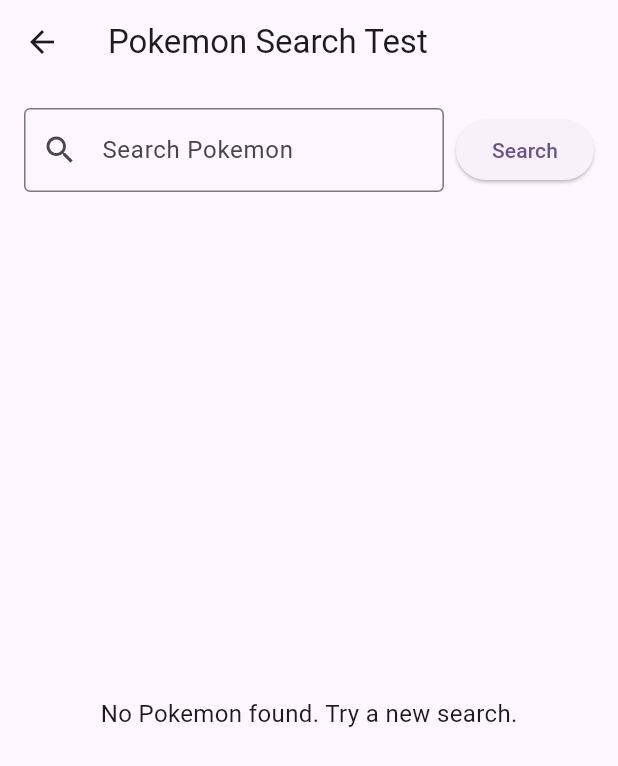
After one commit to ksupa/pokemon-team-builder, a Flutter app: the screen it shows after launch, after a tap on "Test Pokemon Search", on a phone screen of 412 x 824 dp. The commit adds this screen. Shown: the top 766 px of the screen. Run offline on Flutter 3.47's test engine with Material 3 defaults, Android fonts, the phone set to English and light mode, and no system bars; our stand-ins replace firebase_auth, firebase_core; accounts and stored records are empty; network calls fail.

Commit message:
adjusted api service, created test search screen, created widgets pokemon_card and results_area, added button on login screen to navigate to test screen

```diff
--- a/lib/screens/login_screen.dart
+++ b/lib/screens/login_screen.dart
@@ -2,6 +2,7 @@
 import 'package:firebase_auth/firebase_auth.dart';
 import 'package:pokemon_team_builder/screens/signup_screen.dart';
 import '../services/auth_service.dart';
+import 'test_search_screen.dart';
 
 class LoginScreen extends StatefulWidget {
   const LoginScreen({super.key});
@@ -129,6 +130,19 @@
                   onPressed: () => Navigator.push(context, MaterialPageRoute(builder: (context) => SignupScreen())),
                   child: const Text('Create an account'),
               ),
+
+              const SizedBox(height: 16),
+
+              // Test button (temporary)
+              TextButton(
+                onPressed: () {
+                  Navigator.push(
+                    context,
+                    MaterialPageRoute(builder: (context) => const TestSearchScreen()),
+                  );
+                },
+                child: const Text('Test Pokemon Search'),
+              ),
             ],
           )
         )
--- /dev/null
+++ b/lib/screens/test_search_screen.dart
@@ -0,0 +1,128 @@
+import 'package:flutter/material.dart';
+import 'package:pokemon_team_builder/services/api_service.dart';
+import '../models/pokemon.dart';
+import '../widgets/pokemon_card.dart';
+import '../widgets/results_area.dart';
+
+class TestSearchScreen extends StatefulWidget {
+  const TestSearchScreen({super.key});
+
+  @override
+  State<TestSearchScreen> createState() => _TestSearchScreen();
+}
+
+class _TestSearchScreen extends State<TestSearchScreen> {
+  final TextEditingController _searchController = TextEditingController();
+  final ApiService _apiService = ApiService();
+
+  List<Pokemon> _searchResults = [];
+  bool _isLoading = false;
+  String? _errorMessage;
+
+  @override
+  void initState() {
+    super.initState();
+    _loadFeaturedPokemon();
+  }
+
+  final List<String> _featurePokemon = [
+    'pikachu', 'charizard', 'blastoise', 'venusaur', 'lucario',
+    'garchomp', 'eevee', 'gengar', 'dragonite', 'mewtwo'
+  ];
+
+  Future<void> _loadFeaturedPokemon() async {
+    setState(() {
+      _isLoading = true;
+      _errorMessage = null;
+    });
+
+    try {
+      List<Pokemon> featured = [];
+      for(String name in _featurePokemon) {
+        final pokemon = await _apiService.getPokemonByName(name);
+        if(pokemon != null) {
+          featured.add(pokemon);
+        }
+      }
+      setState(() {
+        _searchResults = featured;
+        _isLoading = false;
+      });
+    } catch (e) {
+      setState(() {
+        _errorMessage = 'Failed to load featured Pokemon';
+        _isLoading = false;
+      });
+    }
+  }
+
+  Future<void> _searchPokemon() async {
+    final query = _searchController.text.trim();
+    if (query.isEmpty) return;
+
+    setState(() {
+      _isLoading = true;
+      _errorMessage = null;
+    });
+
+    try {
+      final results = await _apiService.searchPokemon(query);
+      setState(() {
+        _searchResults = results;
+        _isLoading = false;
+      });
+    } catch (e) {
+      setState(() {
+        _errorMessage = 'Search Failed. Please try again.';
+        _isLoading = false;
+      });
+    }
+  }
+
+
+ @override
+ Widget build(BuildContext context) {
+  return Scaffold(
+    appBar: AppBar(
+      title: const Text('Pokemon Search Test'),
+    ),
+    body: Padding(
+      padding: const EdgeInsets.all(16.0),
+      child: Column(
+        children: [
+          // Search Bar
+          Row(
+            children: [
+              Expanded(
+                child: TextField(
+                  controller: _searchController,
+                    decoration: const InputDecoration(
+                      labelText: 'Search Pokemon',
+                      border: OutlineInputBorder(),
+                      prefixIcon: Icon(Icons.search),
+                    ),
+                ),
+              ),
+              const SizedBox(width: 8),
+              ElevatedButton(
+                  onPressed: _isLoading ? null : _searchPokemon,
+                  child: const Text('Search'),
+              ),
+            ]
+          ),
+
+          const SizedBox(height: 16),
+
+          Expanded(
+              child: ResultsArea(
+                searchResults: _searchResults,
+                isLoading: _isLoading,
+                errorMessage: _errorMessage,
+              )
+          )
+        ],
+      ),
+    )
+  );
+ }
+}
--- a/lib/services/api_service.dart
+++ b/lib/services/api_service.dart
@@ -70,6 +70,22 @@
     return pokemonList;
   }
 
+  Future<Pokemon?> getPokemonByName(String name) async {
+    try {
+      final response = await http.get(Uri.parse('$_baseUrl/pokemon/${name.toLowerCase()}'));
+
+      if(response.statusCode == 200) {
+        final data = json.decode(response.body);
+        return Pokemon.fromJson(data);
+      } else {
+        return null;
+      }
+    } catch (e) {
+      print('Error loading $name: $e');
+      return null;
+    }
+  }
+
   List<String> _filterPokemonNames(List<String> allNames, String query) {
     String lowerCaseQuery = query.toLowerCase();
 
--- /dev/null
+++ b/lib/widgets/results_area.dart
@@ -0,0 +1,51 @@
+import 'package:flutter/material.dart';
+import '../models/pokemon.dart';
+import 'pokemon_card.dart';
+
+class ResultsArea extends StatelessWidget {
+  final List<Pokemon> searchResults;
+  final bool isLoading;
+  final String? errorMessage;
+
+  const ResultsArea({
+    super.key,
+    required this.searchResults,
+    required this.isLoading,
+    this.errorMessage,
+  });
+
+  @override
+  Widget build(BuildContext context) {
+    if (isLoading) {
+      return const Center(child: CircularProgressIndicator());
+    }
+
+    if (errorMessage != null) {
+      return Center(
+        child: Text(
+          errorMessage!,
+          style: const TextStyle(
+              color: Colors.red,
+              fontSize: 16,
+          ),
+        )
+      );
+    }
+
+    if (searchResults.isEmpty) {
+      return const Center(
+        child: Text(
+          'No Pokemon found. Try a new search.',
+          style: TextStyle(fontSize: 16),
+        )
+      );
+    }
+
+    return ListView.builder(
+        itemCount: searchResults.length,
+        itemBuilder: (context, index) {
+          return PokemonCard(pokemon: searchResults[index]);
+      },
+    );
+  }
+}
```
Also changed, not shown: lib/widgets/pokemon_card.dart (added, +108 -0 lines).
